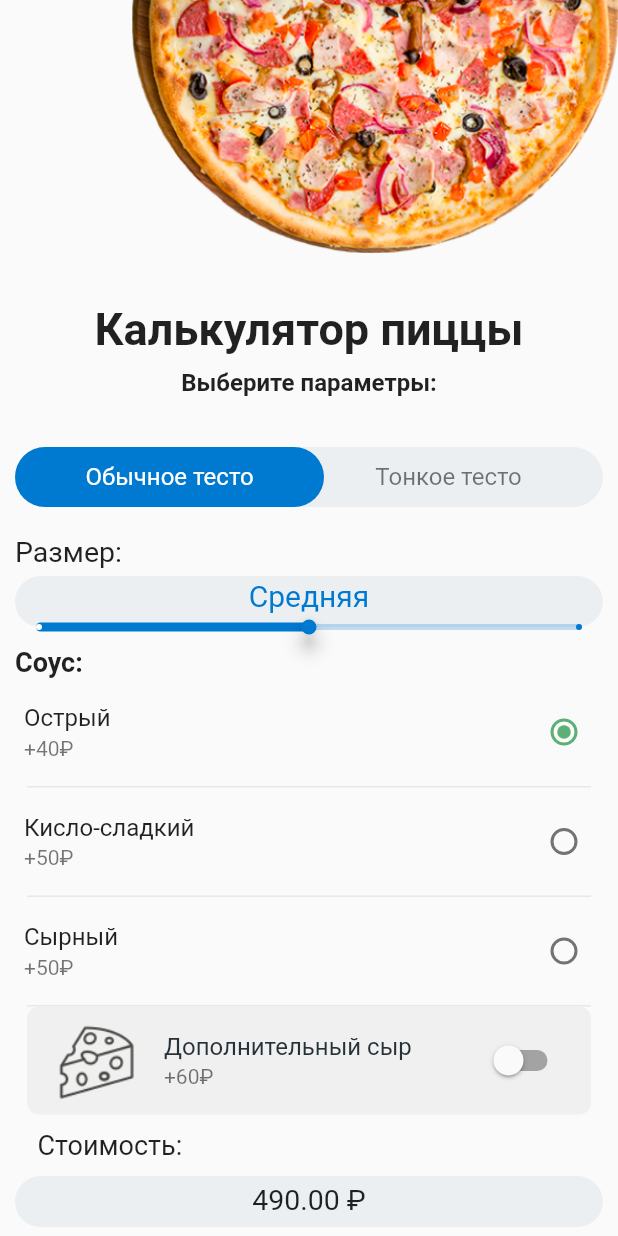
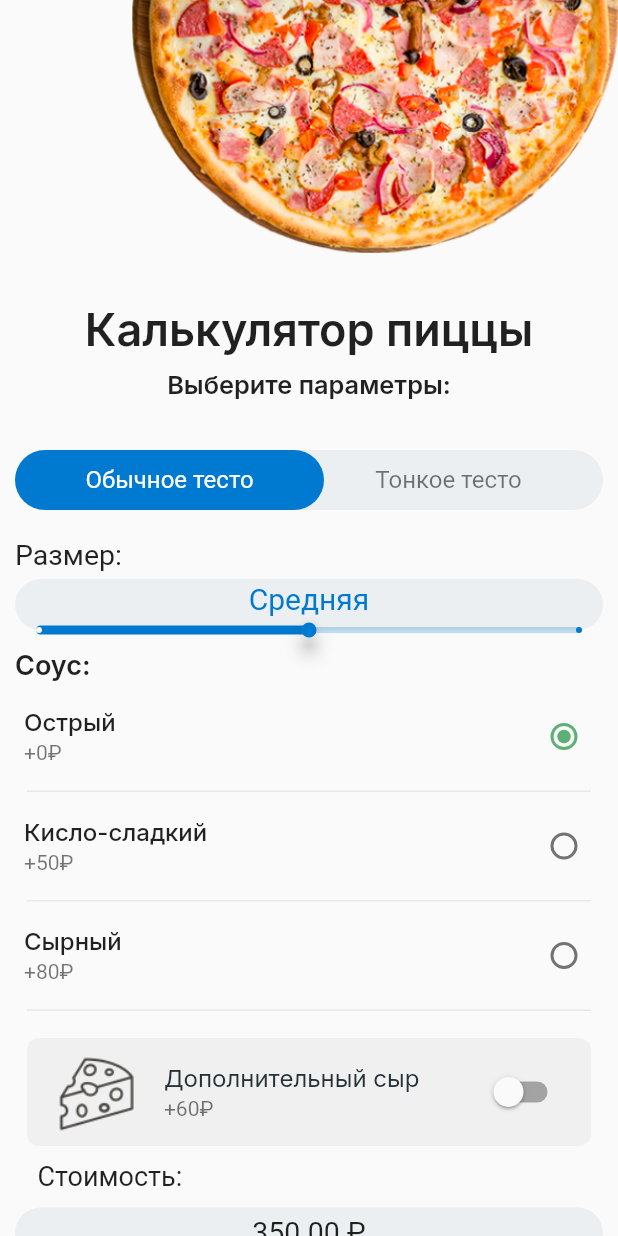
Before and after one commit to turenkodm/lesson4.1, a Flutter app: the screen it shows after launch, on a phone screen of 412 x 824 dp. Run offline on Flutter 3.47's test engine with Material 2 defaults, Android fonts, the phone set to English and light mode, and no system bars; our stand-ins replace google_fonts.

Commit message:
Complete app

```diff
--- a/lib/main.dart
+++ b/lib/main.dart
@@ -1,6 +1,8 @@
 import 'package:flutter/material.dart';
+import 'package:pizza_app/update_model.dart';
 import 'package:pizza_app/order_page.dart';
 import 'package:pizza_app/util/constants.dart';
+import 'package:provider/provider.dart';
 
 void main() {
   runApp(const MyApp());
@@ -16,7 +18,8 @@ class MyApp extends StatelessWidget {
       theme: ThemeData(
         primarySwatch: primaryColor,
       ),
-      home: const OrderPage(),
+      home: ChangeNotifierProvider<UpdateModel>(create: (BuildContext context) => UpdateModel(),
+      child:  const OrderPage()),
     );
   }
 }
--- a/lib/order_page.dart
+++ b/lib/order_page.dart
@@ -1,6 +1,8 @@
 import 'dart:ui';
 import 'package:flutter/cupertino.dart';
 import 'package:flutter/material.dart';
+import 'package:google_fonts/google_fonts.dart';
+import 'package:pizza_app/update_model.dart';
 import 'package:pizza_app/util/constants.dart';
 import 'package:pizza_app/widgets/button.dart';
 import 'package:pizza_app/widgets/custom_radio.dart';
@@ -8,37 +10,17 @@ import 'package:pizza_app/widgets/custom_text.dart';
 import 'package:pizza_app/widgets/dough_stack.dart';
 import 'package:pizza_app/widgets/slider_stack.dart';
 import 'package:pizza_app/widgets/switch_list.dart';
+import 'package:provider/provider.dart';
 
 enum Sauce { spicy, sour, cheesy }
 
-class OrderPage extends StatefulWidget {
+class OrderPage extends StatelessWidget {
   const OrderPage({Key? key}) : super(key: key);
-  static double doughPrice = 0.00;
-  static double saucePrice = 40.00;
-  static double pizzaSizePrice = 450.00;
-  static double cheesePrice = 0.00;
-  static double sum = 0.00;
-  static String text = '0.00';
-  @override
-  _OrderPageState createState() => _OrderPageState();
-}
-
-class _OrderPageState extends State<OrderPage> {
-  @override
-  void initState() {
-    super.initState();
-    OrderPage.sum = OrderPage.doughPrice +
-        OrderPage.pizzaSizePrice +
-        OrderPage.saucePrice +
-        OrderPage.cheesePrice;
-    OrderPage.text = OrderPage.sum.toStringAsFixed(2);
-  }
-
-  Sauce? _sauce = Sauce.spicy;
-  final BorderRadius _radius = BorderRadius.circular(36.0);
 
   @override
   Widget build(BuildContext context) {
+    final BorderRadius _radius = BorderRadius.circular(36.0);
+    final notifier = Provider.of<UpdateModel>(context, listen: false);
     return Scaffold(
       body: SingleChildScrollView(
         child: Column(
@@ -53,26 +35,24 @@ class _OrderPageState extends State<OrderPage> {
             const SizedBox(
               height: 33.0,
             ),
-            const Text(
+            Text(
               'Калькулятор пиццы',
               textAlign: TextAlign.center,
-              style: TextStyle(
-                fontSize: 30.0,
-                fontWeight: FontWeight.bold,
-              ),
+              style: GoogleFonts.inter(
+                  textStyle: const TextStyle(
+                      fontSize: 30.0, fontWeight: FontWeight.w600)),
             ),
             const SizedBox(
               height: 9.0,
             ),
-            const Padding(
-              padding: EdgeInsets.symmetric(horizontal: 10.0),
+            Padding(
+              padding: const EdgeInsets.symmetric(horizontal: 10.0),
               child: Text(
                 'Выберите параметры:',
                 textAlign: TextAlign.center,
-                style: TextStyle(
-                  fontSize: 16.0,
-                  fontWeight: FontWeight.bold,
-                ),
+                style: GoogleFonts.inter(
+                    textStyle: const TextStyle(
+                        fontSize: 16.9, fontWeight: FontWeight.w600)),
               ),
             ),
             const SizedBox(
@@ -87,10 +67,7 @@ class _OrderPageState extends State<OrderPage> {
                   color: backgroundColor,
                   borderRadius: _radius,
                 ),
-                child: Listener(
-                  onPointerUp: _updateSum,
                 child: const DoughStack(),
-                ),
               ),
             ),
             const SizedBox(
@@ -100,55 +77,39 @@ class _OrderPageState extends State<OrderPage> {
               text: 'Размер:',
               edgeInsets: 10.0,
               fontSize: 19.0,
-              fontWeight: FontWeight.normal,
+              fontWeight: FontWeight.w400,
             ),
             const SizedBox(
               height: 5.0,
             ),
-            Listener(
-              onPointerUp: _updateSum,
-              child: const SliderStack(),
-            ),
-            Listener(
-              onPointerUp: _updateSum,
-              child: CustomRadio(
+            const SliderStack(),
+            CustomRadio(
               text: 'Острый',
               sauce: Sauce.spicy,
-                val: _sauce,
-                onChanged: onChangedRadioList,
-                subtitle: '+40₽',
+              val: notifier.sauce,
+              subtitle: '+0₽',
             ),
-            ),
-            Listener(
-              onPointerUp: _updateSum,
-              child: CustomRadio(
+            CustomRadio(
               text: 'Кисло-сладкий',
               sauce: Sauce.sour,
-                val: _sauce,
-                onChanged: onChangedRadioList,
+              val: notifier.sauce,
               subtitle: '+50₽',
             ),
-            ),
-            Listener(
-              onPointerUp: _updateSum,
-              child: CustomRadio(
+            CustomRadio(
               text: 'Сырный',
               sauce: Sauce.cheesy,
-                val: _sauce,
-                onChanged: onChangedRadioList,
-                subtitle: '+50₽',
-              ),
+              val: notifier.sauce,
+              subtitle: '+80₽',
             ),
             Padding(
-              padding: const EdgeInsets.fromLTRB(18.0, 0.0, 18, 0),
+              padding: const EdgeInsets.fromLTRB(18.0, 18.0, 18, 0),
               child: Container(
                 decoration: BoxDecoration(
                   borderRadius: BorderRadius.circular(8.0),
                   color: cheeseContainerColor,
                 ),
                 height: 72.0,
-                child: Listener(
-                    onPointerUp: _updateSum, child: const SwitchList()),
+                child: const SwitchList(),
               ),
             ),
             const SizedBox(
@@ -158,7 +119,7 @@ class _OrderPageState extends State<OrderPage> {
                 text: 'Стоимость:',
                 edgeInsets: 25.0,
                 fontSize: 18.0,
-                fontWeight: FontWeight.normal),
+                fontWeight: FontWeight.w400),
             const SizedBox(
               height: 10.0,
             ),
@@ -168,7 +129,7 @@ class _OrderPageState extends State<OrderPage> {
                 child: Padding(
                   padding: const EdgeInsets.only(top: 5.0),
                   child: Text(
-                    '${OrderPage.text} ₽',
+                    '${notifier.summa().toStringAsFixed(2)} ₽',
                     style: const TextStyle(fontSize: 19),
                     textAlign: TextAlign.center,
                   ),
@@ -184,7 +145,6 @@ class _OrderPageState extends State<OrderPage> {
               height: 33.0,
             ),
             Button(onPressed: () {
-              setState(() {
               showDialog(
                 context: context,
                 builder: (BuildContext context) => AlertDialog(
@@ -200,37 +160,10 @@ class _OrderPageState extends State<OrderPage> {
                   ],
                 ),
               );
-              });
             }),
           ],
         ),
       ),
     );
   }
-
-  onChangedRadioList(Sauce? value) {
-    setState(() {
-      if (value != Sauce.spicy) {
-        OrderPage.saucePrice = 50.0;
-      } else {
-        OrderPage.saucePrice = 40.0;
 }
-      OrderPage.sum = OrderPage.doughPrice +
-          OrderPage.pizzaSizePrice +
-          OrderPage.saucePrice +
-          OrderPage.cheesePrice;
-      OrderPage.text = OrderPage.sum.toStringAsFixed(2);
-      _sauce = value!;
-    });
-  }
-
-  void _updateSum(PointerEvent details) {
-    setState(() {
-      OrderPage.sum = OrderPage.doughPrice +
-          OrderPage.pizzaSizePrice +
-          OrderPage.saucePrice +
-          OrderPage.cheesePrice;
-      OrderPage.text = OrderPage.sum.toStringAsFixed(2);
-    });
-  }
-}
--- /dev/null
+++ b/lib/update_model.dart
@@ -0,0 +1,20 @@
+import 'package:flutter/material.dart';
+import 'package:pizza_app/order_page.dart';
+
+class UpdateModel with ChangeNotifier{
+  double sum = 0;
+  double doughPrice = 0;
+  double saucePrice = 0;
+  double pizzaSizePrice = 350;
+  double cheesePrice = 0;
+  String text = '0.00';
+  Sauce sauce = Sauce.spicy;
+  bool addCheese = false;
+
+  double summa() {
+    sum = doughPrice + saucePrice + pizzaSizePrice + cheesePrice;
+    notifyListeners();
+    return sum;
+  }
+
+}
--- a/lib/widgets/custom_radio.dart
+++ b/lib/widgets/custom_radio.dart
@@ -1,41 +1,53 @@
 import 'package:flutter/material.dart';
+import 'package:google_fonts/google_fonts.dart';
+import 'package:pizza_app/update_model.dart';
+import 'package:provider/provider.dart';
 
 import '../order_page.dart';
 
-class CustomRadio extends StatefulWidget {
+class CustomRadio extends StatelessWidget {
   const CustomRadio({
     Key? key,
     required this.text,
     required this.sauce,
     required this.val,
-    required this.onChanged,
     required this.subtitle,
   }) : super(key: key);
   final String text;
   final Sauce sauce;
   final Sauce? val;
-  final Function(Sauce?) onChanged;
   final String subtitle;
 
   @override
-  _CustomRadioState createState() => _CustomRadioState();
-}
-
-Sauce sauce = Sauce.spicy;
-
-class _CustomRadioState extends State<CustomRadio> {
-  @override
   Widget build(BuildContext context) {
+    final notifier = Provider.of<UpdateModel>(context);
     return Column(
       children: [
         RadioListTile<Sauce>(
-          subtitle: Text(widget.subtitle),
+          subtitle: Text(subtitle),
           activeColor: const Color(0xFF5DB075),
           controlAffinity: ListTileControlAffinity.trailing,
-          title: Text(widget.text),
-          value: widget.sauce,
-          groupValue: widget.val,
-          onChanged: widget.onChanged,
+          title: Text(
+            text,
+            style: GoogleFonts.inter(
+                textStyle: const TextStyle(
+              fontSize: 16,
+              fontWeight: FontWeight.w500,
+            )),
+          ),
+          value: sauce,
+          groupValue: val,
+          onChanged: (Sauce? value) {
+            if (value == Sauce.spicy) {
+              notifier.saucePrice = 0.0;
+            } else if (value == Sauce.sour) {
+              notifier.saucePrice = 50.0;
+            } else {
+              notifier.saucePrice = 80;
+            }
+            notifier.summa();
+            notifier.sauce = value!;
+          },
         ),
         Padding(
           padding: const EdgeInsets.symmetric(horizontal: 18.0),
--- a/lib/widgets/custom_text.dart
+++ b/lib/widgets/custom_text.dart
@@ -1,4 +1,5 @@
 import 'package:flutter/material.dart';
+import 'package:google_fonts/google_fonts.dart';
 
 class CustomText extends StatelessWidget {
   const CustomText(
@@ -20,10 +21,11 @@ class CustomText extends StatelessWidget {
       padding: EdgeInsets.symmetric(horizontal: edgeInsets),
       child: Text(
         text,
-        style: TextStyle(
+        style: GoogleFonts.roboto(
+            textStyle: TextStyle(
           fontSize: fontSize,
           fontWeight: fontWeight,
-        ),
+        )),
       ),
     );
   }
--- a/lib/widgets/slider_stack.dart
+++ b/lib/widgets/slider_stack.dart
@@ -1,6 +1,9 @@
 import 'package:flutter/material.dart';
-import 'package:pizza_app/order_page.dart';
+import 'package:google_fonts/google_fonts.dart';
 import 'package:pizza_app/util/constants.dart';
+import 'package:provider/provider.dart';
+
+import '../update_model.dart';
 
 class SliderStack extends StatefulWidget {
   const SliderStack({Key? key}) : super(key: key);
@@ -14,6 +17,7 @@ class _SliderStackState extends State<SliderStack> {
   String _pizzaSize = 'Средняя';
   @override
   Widget build(BuildContext context) {
+    final notifier = Provider.of<UpdateModel>(context);
     return Stack(
       children: [
         Padding(
@@ -55,42 +59,33 @@ class _SliderStackState extends State<SliderStack> {
                 setState(() {
                   if (value == 0) {
                     _pizzaSize = 'Маленькая';
-                    OrderPage.pizzaSizePrice = 250.00;
-                    sum();
+                    notifier.pizzaSizePrice = 200.0;
                   } else if (value == 1) {
                     _pizzaSize = 'Средняя';
-                    OrderPage.pizzaSizePrice = 450.00;
-                    sum();
+                    notifier.pizzaSizePrice = 350.0;
                   } else {
                     _pizzaSize = 'Большая';
-                    OrderPage.pizzaSizePrice = 650.00;
-                    sum();
+                    notifier.pizzaSizePrice = 500.0;
                   }
+                  notifier.summa();
                   _currentVal = value;
                 });
               },
             ),
           ),
         ),
-        const Padding(
-          padding: EdgeInsets.fromLTRB(10, 47, 0, 0),
+        Padding(
+          padding: const EdgeInsets.fromLTRB(10, 47, 0, 0),
           child: Text(
             'Соус:',
-            style: TextStyle(
+            style: GoogleFonts.inter(
+                textStyle: const TextStyle(
               fontSize: 18,
-              fontWeight: FontWeight.bold,
-            ),
+              fontWeight: FontWeight.w600,
+            )),
           ),
         ),
       ],
     );
   }
-
-  void sum() {
-    OrderPage.sum = OrderPage.doughPrice +
-        OrderPage.pizzaSizePrice +
-        OrderPage.saucePrice +
-        OrderPage.cheesePrice;
-    OrderPage.text = OrderPage.sum.toStringAsFixed(2);
-  }
 }
--- a/lib/widgets/switch_list.dart
+++ b/lib/widgets/switch_list.dart
@@ -1,6 +1,7 @@
 import 'package:flutter/material.dart';
-
-import '../order_page.dart';
+import 'package:google_fonts/google_fonts.dart';
+import 'package:pizza_app/update_model.dart';
+import 'package:provider/provider.dart';
 
 class SwitchList extends StatefulWidget {
   const SwitchList({Key? key}) : super(key: key);
@@ -10,36 +11,29 @@ class SwitchList extends StatefulWidget {
 }
 
 class _SwitchListState extends State<SwitchList> {
-  bool _addCheese = false;
   @override
   Widget build(BuildContext context) {
+    final notifier = Provider.of<UpdateModel>(context);
     return SwitchListTile(
       subtitle: const Text('+60₽'),
       secondary: Image.asset("assets/images/cheese.png"),
-      title: const Text(
+      title: Text(
         'Дополнительный сыр',
-        style: TextStyle(fontSize: 16.0, color: Color(0xFF263238)),
+        style: GoogleFonts.inter(
+            textStyle: const TextStyle(
+              fontSize: 16,
+              fontWeight: FontWeight.w400,
+              color: Color(0xFF263238),
+            )),
       ),
-      value: _addCheese,
+      value: notifier.addCheese,
       onChanged: (bool value) {
         setState(() {
-          _addCheese = value;
-          if (value == true) {
-            OrderPage.cheesePrice = 60.00;
-          } else {
-            OrderPage.cheesePrice = 0.00;
-          }
-          sum();
+          notifier.addCheese = value;
+          value ? {notifier.cheesePrice = 60} : {notifier.cheesePrice = 0};
+          notifier.summa();
         });
       },
     );
   }
-
-  void sum() {
-    OrderPage.sum = OrderPage.doughPrice +
-        OrderPage.pizzaSizePrice +
-        OrderPage.saucePrice +
-        OrderPage.cheesePrice;
-    OrderPage.text = OrderPage.sum.toStringAsFixed(2);
-  }
 }
--- a/pubspec.yaml
+++ b/pubspec.yaml
@@ -34,6 +34,8 @@ dependencies:
   # The following adds the Cupertino Icons font to your application.
   # Use with the CupertinoIcons class for iOS style icons.
   cupertino_icons: ^1.0.4
+  provider: ^6.0.1
+  google_fonts: ^2.1.1
 
 dev_dependencies:
   flutter_test:
```
Also changed, not shown: lib/widgets/button.dart (+7 -2 lines), lib/widgets/dough_stack.dart (+9 -20 lines), pubspec.lock, 2 other files. Lines whose indentation alone changed are shown as unchanged.
